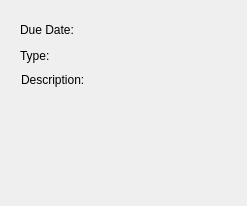
The window that ClientNetworking/taskcreated.ui (kareem1234/COMP3004) describes before a commit, drawn with Qt 5.
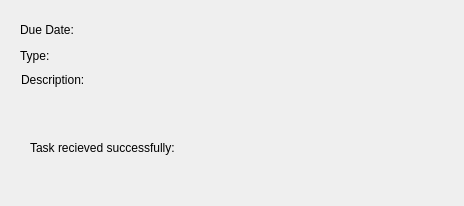
The same window after the commit.

Diff of the .ui file:
```diff
--- a/ClientNetworking/taskcreated.ui
+++ b/ClientNetworking/taskcreated.ui
@@ -6,7 +6,7 @@
    <rect>
     <x>0</x>
     <y>0</y>
-    <width>247</width>
+    <width>464</width>
     <height>206</height>
    </rect>
   </property>
@@ -68,10 +68,10 @@
   <widget class="QLabel" name="taskDescription">
    <property name="geometry">
     <rect>
-     <x>110</x>
+     <x>120</x>
      <y>70</y>
-     <width>121</width>
-     <height>121</height>
+     <width>241</width>
+     <height>16</height>
     </rect>
    </property>
    <property name="text">
@@ -91,6 +91,32 @@
     <string/>
    </property>
   </widget>
+  <widget class="QLabel" name="label_4">
+   <property name="geometry">
+    <rect>
+     <x>30</x>
+     <y>140</y>
+     <width>171</width>
+     <height>16</height>
+    </rect>
+   </property>
+   <property name="text">
+    <string>Task recieved successfully:</string>
+   </property>
+  </widget>
+  <widget class="QLabel" name="passTag">
+   <property name="geometry">
+    <rect>
+     <x>210</x>
+     <y>140</y>
+     <width>111</width>
+     <height>16</height>
+    </rect>
+   </property>
+   <property name="text">
+    <string/>
+   </property>
+  </widget>
  </widget>
  <resources/>
  <connections/>
```
